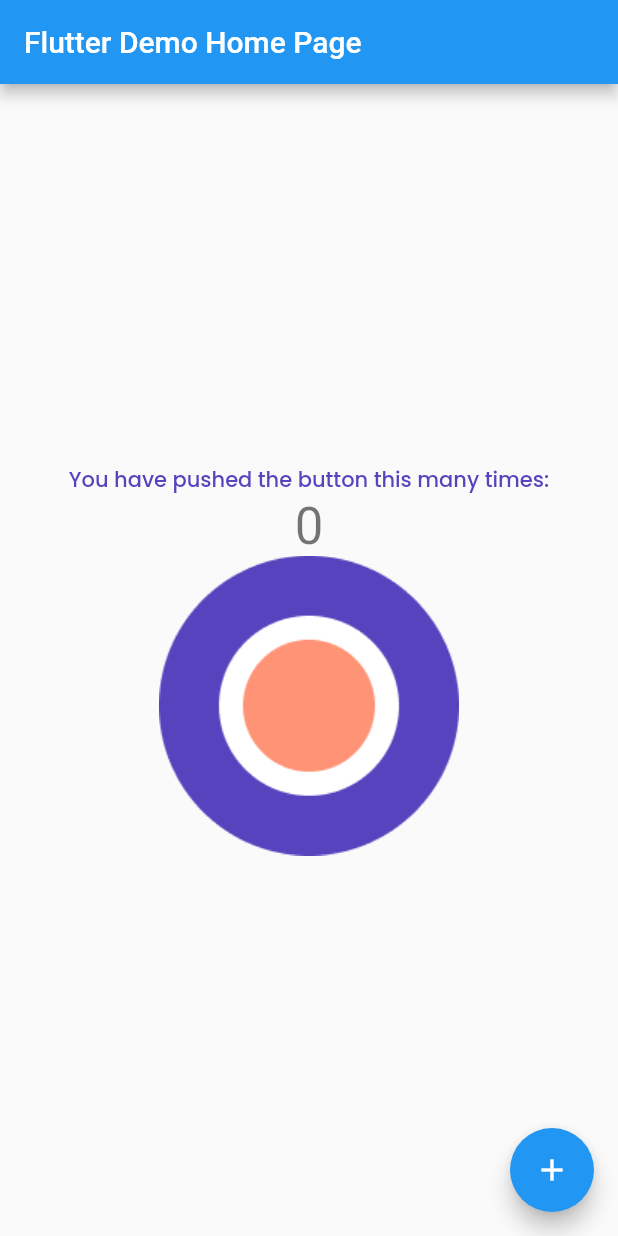
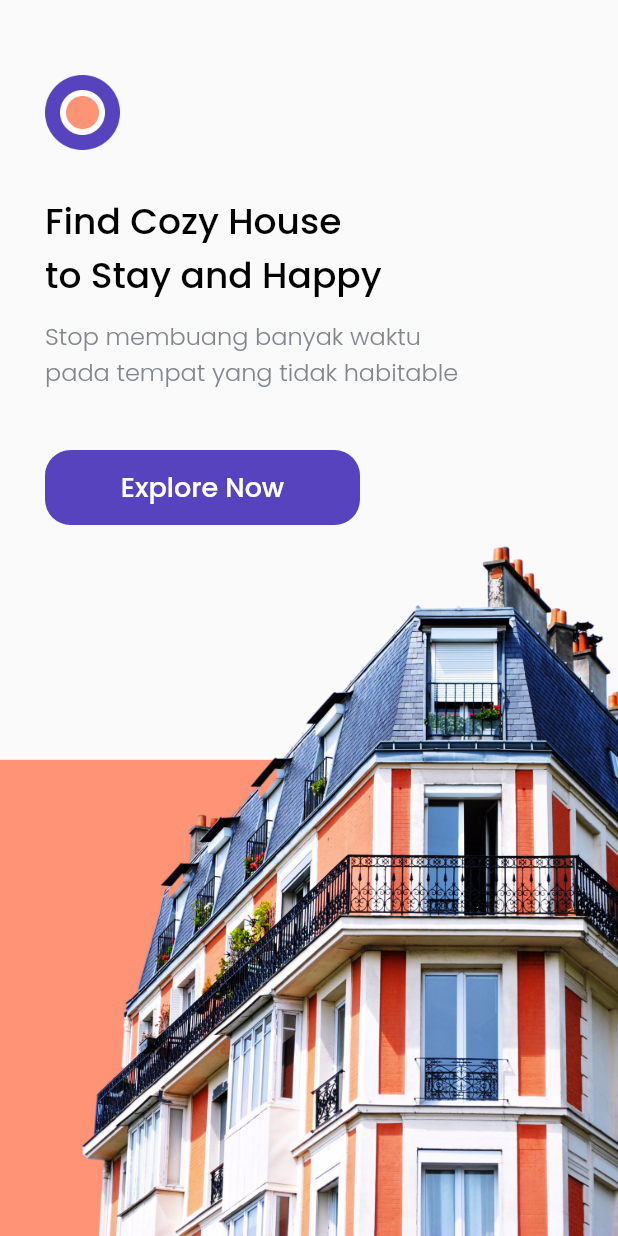
Before and after one commit to JonathanTriC/Flutter_cozy_app, a Flutter app: the screen it shows after launch, on a phone screen of 412 x 824 dp. Run offline on Flutter 3.47's test engine with Material 2 defaults, Android fonts, the phone set to English and light mode, and no system bars; our stand-ins replace google_fonts.

Commit message:
add splash page

```diff
--- a/lib/main.dart
+++ b/lib/main.dart
@@ -1,4 +1,4 @@
-import 'package:cozy_app/theme.dart';
+import 'package:cozy_app/pages/splash_page.dart';
 import 'package:flutter/material.dart';
 
 void main() {
@@ -6,113 +6,12 @@ void main() {
 }
 
 class MyApp extends StatelessWidget {
-  // This widget is the root of your application.
+  const MyApp({Key? key}) : super(key: key);
+
   @override
   Widget build(BuildContext context) {
     return MaterialApp(
-      title: 'Flutter Demo',
-      theme: ThemeData(
-        // This is the theme of your application.
-        //
-        // Try running your application with "flutter run". You'll see the
-        // application has a blue toolbar. Then, without quitting the app, try
-        // changing the primarySwatch below to Colors.green and then invoke
-        // "hot reload" (press "r" in the console where you ran "flutter run",
-        // or simply save your changes to "hot reload" in a Flutter IDE).
-        // Notice that the counter didn't reset back to zero; the application
-        // is not restarted.
-        primarySwatch: Colors.blue,
-      ),
-      home: MyHomePage(title: 'Flutter Demo Home Page'),
+      home: SplashPage(),
     );
   }
 }
-
-class MyHomePage extends StatefulWidget {
-  MyHomePage({Key? key, required this.title}) : super(key: key);
-
-  // This widget is the home page of your application. It is stateful, meaning
-  // that it has a State object (defined below) that contains fields that affect
-  // how it looks.
-
-  // This class is the configuration for the state. It holds the values (in this
-  // case the title) provided by the parent (in this case the App widget) and
-  // used by the build method of the State. Fields in a Widget subclass are
-  // always marked "final".
-
-  final String title;
-
-  @override
-  _MyHomePageState createState() => _MyHomePageState();
-}
-
-class _MyHomePageState extends State<MyHomePage> {
-  int _counter = 0;
-
-  void _incrementCounter() {
-    setState(() {
-      // This call to setState tells the Flutter framework that something has
-      // changed in this State, which causes it to rerun the build method below
-      // so that the display can reflect the updated values. If we changed
-      // _counter without calling setState(), then the build method would not be
-      // called again, and so nothing would appear to happen.
-      _counter++;
-    });
-  }
-
-  @override
-  Widget build(BuildContext context) {
-    // This method is rerun every time setState is called, for instance as done
-    // by the _incrementCounter method above.
-    //
-    // The Flutter framework has been optimized to make rerunning build methods
-    // fast, so that you can just rebuild anything that needs updating rather
-    // than having to individually change instances of widgets.
-    return Scaffold(
-      appBar: AppBar(
-        // Here we take the value from the MyHomePage object that was created by
-        // the App.build method, and use it to set our appbar title.
-        title: Text(widget.title),
-      ),
-      body: Center(
-        // Center is a layout widget. It takes a single child and positions it
-        // in the middle of the parent.
-        child: Column(
-          // Column is also a layout widget. It takes a list of children and
-          // arranges them vertically. By default, it sizes itself to fit its
-          // children horizontally, and tries to be as tall as its parent.
-          //
-          // Invoke "debug painting" (press "p" in the console, choose the
-          // "Toggle Debug Paint" action from the Flutter Inspector in Android
-          // Studio, or the "Toggle Debug Paint" command in Visual Studio Code)
-          // to see the wireframe for each widget.
-          //
-          // Column has various properties to control how it sizes itself and
-          // how it positions its children. Here we use mainAxisAlignment to
-          // center the children vertically; the main axis here is the vertical
-          // axis because Columns are vertical (the cross axis would be
-          // horizontal).
-          mainAxisAlignment: MainAxisAlignment.center,
-          children: <Widget>[
-            Text(
-              'You have pushed the button this many times:',
-              style: purpleTextStyle,
-            ),
-            Text(
-              '$_counter',
-              style: Theme.of(context).textTheme.headline4,
-            ),
-            Image.asset(
-              'assets/logo.png',
-            ),
-          ],
-        ),
-      ),
-      floatingActionButton: FloatingActionButton(
-        onPressed: _incrementCounter,
-        tooltip: 'Increment',
-        child: Icon(Icons.add),
-      ), // This trailing comma makes auto-formatting nicer for build methods.
-    );
-  }
-}
--- /dev/null
+++ b/lib/pages/home_page.dart
@@ -0,0 +1,16 @@
+import 'package:flutter/material.dart';
+
+class HomePage extends StatelessWidget {
+  const HomePage({Key? key}) : super(key: key);
+
+  @override
+  Widget build(BuildContext context) {
+    return Scaffold(
+      body: SafeArea(
+        child: Text(
+          'Home Page',
+        ),
+      ),
+    );
+  }
+}
--- /dev/null
+++ b/lib/pages/splash_page.dart
@@ -0,0 +1,93 @@
+import 'package:cozy_app/pages/home_page.dart';
+import 'package:cozy_app/theme.dart';
+import 'package:flutter/material.dart';
+
+class SplashPage extends StatelessWidget {
+  const SplashPage({Key? key}) : super(key: key);
+
+  @override
+  Widget build(BuildContext context) {
+    return Scaffold(
+      body: SafeArea(
+        bottom: false,
+        child: Stack(
+          children: [
+            Align(
+              alignment: Alignment.bottomCenter,
+              child: Image.asset(
+                'assets/splash_image.png',
+              ),
+            ),
+            Padding(
+              padding: EdgeInsets.only(
+                top: 50,
+                left: 30,
+              ),
+              child: Column(
+                crossAxisAlignment: CrossAxisAlignment.start,
+                children: [
+                  Container(
+                    height: 50,
+                    width: 50,
+                    decoration: BoxDecoration(
+                      image: DecorationImage(
+                        image: AssetImage('assets/logo.png'),
+                      ),
+                    ),
+                  ),
+                  SizedBox(
+                    height: 30,
+                  ),
+                  Text(
+                    'Find Cozy House\nto Stay and Happy',
+                    style: blackTextStyle.copyWith(
+                      fontSize: 24,
+                    ),
+                  ),
+                  SizedBox(
+                    height: 10,
+                  ),
+                  Text(
+                    'Stop membuang banyak waktu\npada tempat yang tidak habitable',
+                    style: greyTextStyle.copyWith(
+                      fontSize: 16,
+                    ),
+                  ),
+                  SizedBox(
+                    height: 40,
+                  ),
+                  Container(
+                    height: 50,
+                    width: 210,
+                    child: TextButton(
+                      onPressed: () {
+                        Navigator.push(
+                          context,
+                          MaterialPageRoute(
+                            builder: (context) => HomePage(),
+                          ),
+                        );
+                      },
+                      style: TextButton.styleFrom(
+                        backgroundColor: purpleColor,
+                        shape: RoundedRectangleBorder(
+                          borderRadius: BorderRadius.circular(17),
+                        ),
+                      ),
+                      child: Text(
+                        'Explore Now',
+                        style: whiteTextStyle.copyWith(
+                          fontSize: 18,
+                        ),
+                      ),
+                    ),
+                  )
+                ],
+              ),
+            ),
+          ],
+        ),
+      ),
+    );
+  }
+}
--- a/lib/theme.dart
+++ b/lib/theme.dart
@@ -6,6 +6,8 @@ Color orangeColor = Color(0xffFF9376);
 Color blackColor = Color(0xff000000);
 Color whiteColor = Color(0xffFFFFFF);
 Color greyColor = Color(0xff82868E);
+
+double edge = 24;
 
 TextStyle blackTextStyle = GoogleFonts.poppins(
   fontWeight: FontWeight.w500,
```
